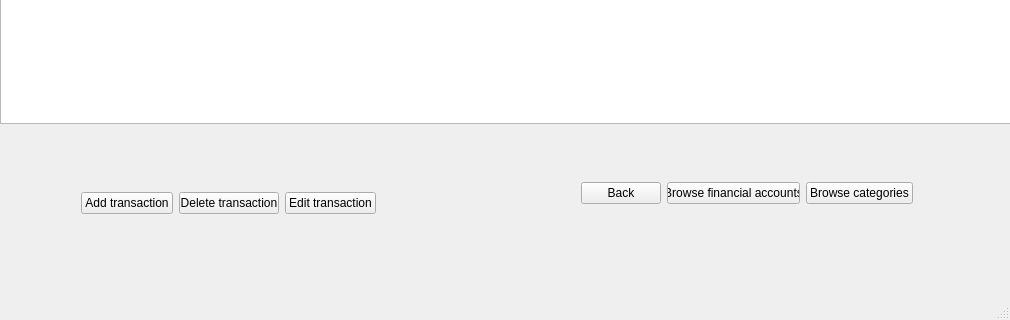
Before: the Qt Designer form BudgetManagementQtVS/BudgetManagementQtVS/TransactionWindowView.ui in Greexoff/Budget-Management-App, drawn with Qt 5; both pictures show x 0 to 1010 and y 294 to 614 of the 1010 by 614 pixel window.
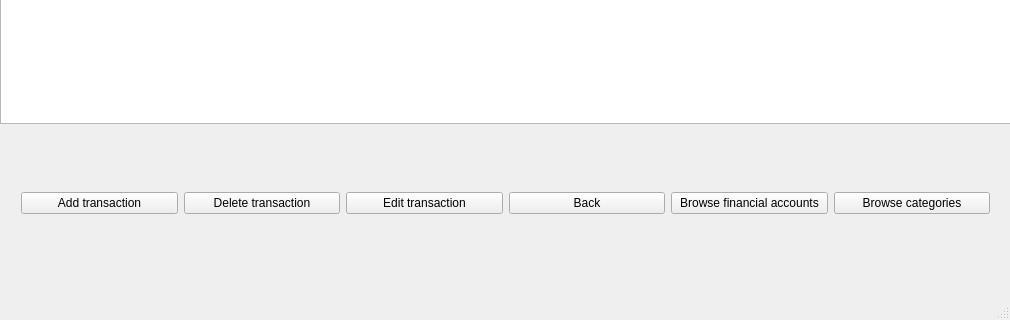
After: the same form once the commit is applied.

The edit to the form file:
```diff
--- a/BudgetManagementQtVS/BudgetManagementQtVS/TransactionWindowView.ui
+++ b/BudgetManagementQtVS/BudgetManagementQtVS/TransactionWindowView.ui
@@ -27,9 +27,9 @@
    <widget class="QWidget" name="horizontalLayoutWidget">
     <property name="geometry">
      <rect>
-      <x>70</x>
+      <x>10</x>
       <y>440</y>
-      <width>317</width>
+      <width>991</width>
       <height>80</height>
      </rect>
     </property>
@@ -55,18 +55,6 @@
        </property>
       </widget>
      </item>
-    </layout>
-   </widget>
-   <widget class="QWidget" name="horizontalLayoutWidget_2">
-    <property name="geometry">
-     <rect>
-      <x>570</x>
-      <y>430</y>
-      <width>354</width>
-      <height>80</height>
-     </rect>
-    </property>
-    <layout class="QHBoxLayout" name="horizontalLayout_2">
      <item>
       <widget class="QPushButton" name="changeProfileButton">
        <property name="text">
```
